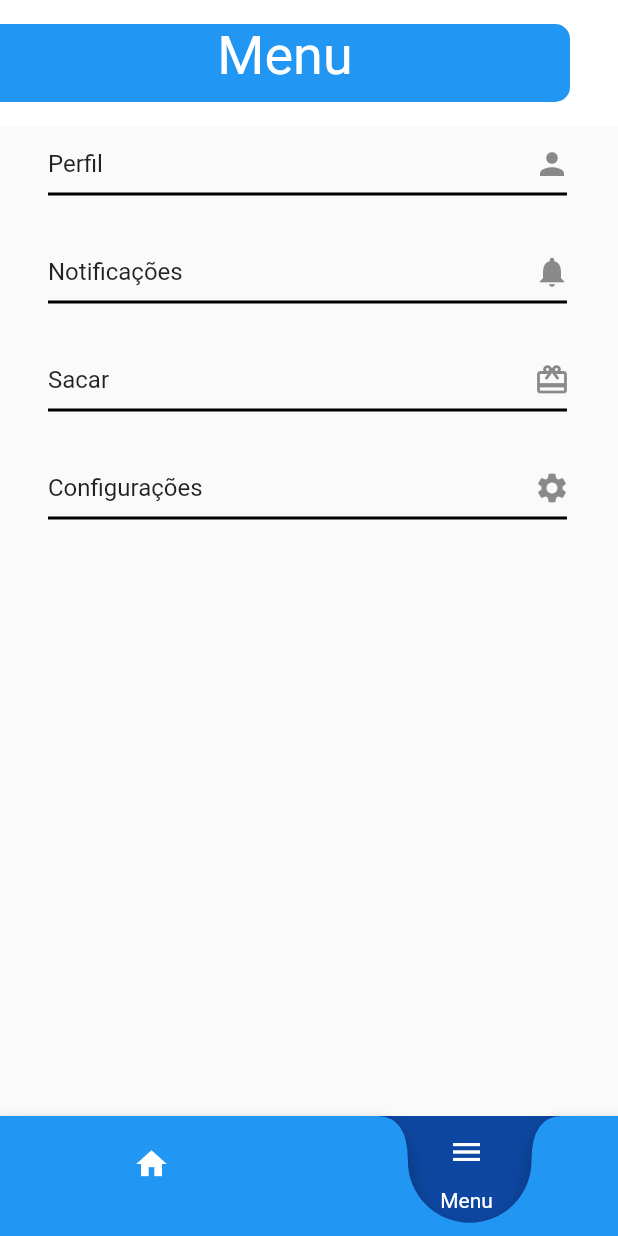
After one commit to RibarrJR/fidelidade_android, a Flutter app: the MainPage screen opened by its route, after a tap on the "menu" icon, on a phone screen of 412 x 824 dp. The commit adds this screen. Run offline on Flutter 3.47's test engine with Material 2 defaults, Android fonts, the phone set to English and light mode, and no system bars.

Commit message:
Feature/menu screen (#30)
* Customização do AppBar (header) da tela do menu

* Criação da tela de menu e seus components

* Atualização na altura do appBar

```diff
--- /dev/null
+++ b/lib/components/CustomAppBar.dart
@@ -0,0 +1,46 @@
+import 'package:flutter/material.dart';
+
+class CustomAppBar extends StatelessWidget with PreferredSizeWidget {
+  final String title;
+  const CustomAppBar({Key? key, required this.title}) : super(key: key);
+
+  @override
+  Widget build(BuildContext context) {
+    final Size _size = MediaQuery.of(context).size;
+    return AppBar(
+      toolbarHeight: 84,
+      automaticallyImplyLeading: false,
+      shadowColor: Colors.transparent,
+      backgroundColor: Colors.transparent,
+      flexibleSpace: Container(
+        color: Colors.white,
+        child: Column(
+          mainAxisAlignment: MainAxisAlignment.center,
+          children: [
+            Container(
+              margin: const EdgeInsets.only(right: 32.00),
+              width: _size.width,
+              decoration: const BoxDecoration(
+                color: Colors.blue,
+                borderRadius: BorderRadius.only(
+                  topRight: Radius.circular(10.0),
+                  bottomRight: Radius.circular(10.0),
+                ),
+              ),
+              height: 52,
+              child: Text(
+                title,
+                textAlign: TextAlign.center,
+                style: const TextStyle(color: Colors.white, fontSize: 36),
+              ),
+            ),
+          ],
+        ),
+      ),
+    );
+  }
+
+  @override
+  // Size get preferredSize => const Size.fromHeight(kToolbarHeight);
+  Size get preferredSize => const Size.fromHeight(84);
+}
--- a/lib/main.dart
+++ b/lib/main.dart
@@ -1,5 +1,5 @@
+import 'package:fidelidade_android/pages/MainPage.dart';
 import 'package:fidelidade_android/pages/SignUp/SignUpPage.dart';
-import 'package:fidelidade_android/pages/HomePage.dart';
 import 'package:fidelidade_android/pages/Welcome/WelcomeScreen.dart';
 import 'package:flutter/material.dart';
 
@@ -17,7 +17,7 @@ class App extends StatelessWidget {
       theme: ThemeData(primarySwatch: Colors.blue),
       routes: {
         '/': (context) => WelcomeScreen(),
-        '/home': (context) => const HomePage(),
+        '/home': (context) => const MainPage(),
         '/cadastro': (context) => const SignUpPage(),
       },
       debugShowCheckedModeBanner: false,
--- /dev/null
+++ b/lib/pages/Home/HomePage.dart
@@ -0,0 +1,22 @@
+import 'package:flutter/material.dart';
+
+class HomePage extends StatelessWidget {
+  const HomePage({Key? key}) : super(key: key);
+
+  @override
+  Widget build(BuildContext context) {
+    return Scaffold(
+      appBar: AppBar(
+        title: const Text("Home Content"),
+      ),
+      body: Center(
+        child: ElevatedButton(
+          onPressed: () {
+            // Navigator.pop(context);
+          },
+          child: const Text('Home content'),
+        ),
+      ),
+    );
+  }
+}
--- a/lib/pages/HomePage.dart
+++ /dev/null
@@ -1,83 +0,0 @@
-import 'package:flutter/material.dart';
-import '../widget/stateful/AppNavBar.dart';
-
-class HomePage extends StatefulWidget {
-  const HomePage({Key? key}) : super(key: key);
-
-  @override
-  State<StatefulWidget> createState() {
-    return _HomePageState();
-  }
-}
-
-class _HomePageState extends State<HomePage> {
-  int _index = 0;
-  final screens = [const HomeContent(), const MenuContent()];
-
-  void onNavChanges(int index) {
-    setState(() {
-      _index = index;
-    });
-  }
-
-  @override
-  Widget build(BuildContext context) {
-    return Scaffold(
-      appBar: AppBar(
-        title: const Text('+Fidelidade'),
-      ),
-      body: IndexedStack(
-        index: _index,
-        children: screens,
-      ),
-      bottomNavigationBar: AppNavBar(
-        onNavChange: onNavChanges,
-      ),
-    );
-  }
-}
-
-class HomeContent extends StatelessWidget {
-  const HomeContent({Key? key}) : super(key: key);
-
-  @override
-  Widget build(BuildContext context) {
-    return Scaffold(
-      appBar: AppBar(
-        title: const Text("Home Content"),
-      ),
-      body: Center(
-        child: ElevatedButton(
-          onPressed: () {
-            // Navigator.pop(context);
-          },
-          child: const Text('Home content'),
-        ),
-      ),
-    );
-  }
-}
-
-class MenuContent extends StatelessWidget {
-  const MenuContent({Key? key}) : super(key: key);
-
-  @override
-  Widget build(BuildContext context) {
-    return Scaffold(
-      appBar: AppBar(
-        title: const Text("Menu Content"),
-      ),
-      body: Center(
-        child: ElevatedButton(
-          onPressed: () {
-            // Navigator.pop(context);
-          },
-          child: const Text(
-            'Menu content',
-            style: TextStyle(fontSize: 60, color: Colors.deepPurple),
-          ),
-        ),
-      ),
-    );
-  }
-}
--- /dev/null
+++ b/lib/pages/MainPage.dart
@@ -0,0 +1,37 @@
+import 'package:fidelidade_android/pages/Home/HomePage.dart';
+import 'package:fidelidade_android/pages/Menu/MenuPage.dart';
+import 'package:flutter/material.dart';
+import '../widget/stateful/AppNavBar.dart';
+
+class MainPage extends StatefulWidget {
+  const MainPage({Key? key}) : super(key: key);
+
+  @override
+  State<StatefulWidget> createState() {
+    return _MainPageState();
+  }
+}
+
+class _MainPageState extends State<MainPage> {
+  int _index = 0;
+  final screens = [const HomePage(), const MenuPage()];
+
+  void onNavChanges(int index) {
+    setState(() {
+      _index = index;
+    });
+  }
+
+  @override
+  Widget build(BuildContext context) {
+    return Scaffold(
+      body: IndexedStack(
+        index: _index,
+        children: screens,
+      ),
+      bottomNavigationBar: AppNavBar(
+        onNavChange: onNavChanges,
+      ),
+    );
+  }
+}
--- /dev/null
+++ b/lib/pages/Menu/MenuPage.dart
@@ -0,0 +1,44 @@
+import 'package:fidelidade_android/components/CustomAppBar.dart';
+import 'package:fidelidade_android/pages/Menu/components/MenuItem.dart';
+import 'package:flutter/material.dart';
+
+class MenuPage extends StatelessWidget {
+  const MenuPage({Key? key}) : super(key: key);
+
+  @override
+  Widget build(BuildContext context) {
+    void navigateTo(String value) {
+      Navigator.pushNamed(context, "/$value");
+    }
+
+    return Scaffold(
+      appBar: const CustomAppBar(
+        title: "Menu",
+      ),
+      body: ListView(
+        children: [
+          AppMenuItem(
+            pageCall: navigateTo,
+            icon: const Icon(Icons.person),
+            pageName: "Perfil",
+          ),
+          AppMenuItem(
+            pageCall: navigateTo,
+            icon: const Icon(Icons.notifications),
+            pageName: "Notificações",
+          ),
+          AppMenuItem(
+            pageCall: navigateTo,
+            icon: const Icon(Icons.wallet_giftcard),
+            pageName: "Sacar",
+          ),
+          AppMenuItem(
+            pageCall: navigateTo,
+            icon: const Icon(Icons.settings),
+            pageName: "Configurações",
+          ),
+        ],
+      ),
+    );
+  }
+}
--- /dev/null
+++ b/lib/pages/Menu/components/MenuItem.dart
@@ -0,0 +1,38 @@
+import 'package:flutter/material.dart';
+
+class AppMenuItem extends StatelessWidget {
+  final Function pageCall;
+  final String pageName;
+  final Icon icon;
+
+  const AppMenuItem(
+      {Key? key,
+      required this.pageCall,
+      required this.pageName,
+      required this.icon})
+      : super(key: key);
+
+  @override
+  Widget build(BuildContext context) {
+    return Container(
+      margin: const EdgeInsets.symmetric(horizontal: 16.00),
+      child: ListTile(
+        title: Row(
+          mainAxisAlignment: MainAxisAlignment.spaceBetween,
+          children: [Text(pageName), icon],
+        ),
+        enableFeedback: true,
+        enabled: true,
+        onTap: () {
+          pageCall(pageName.toLowerCase());
+        },
+        subtitle: const Divider(
+          thickness: 2,
+          indent: 0,
+          endIndent: 2,
+          color: Colors.black,
+        ),
+      ),
+    );
+  }
+}
```
